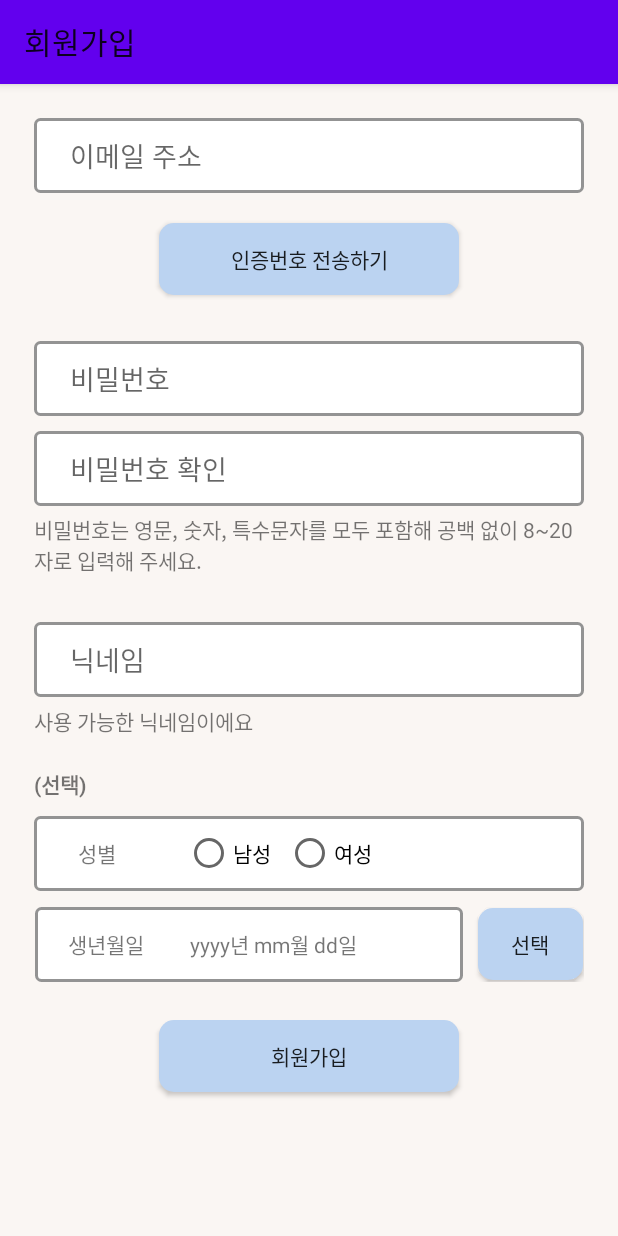
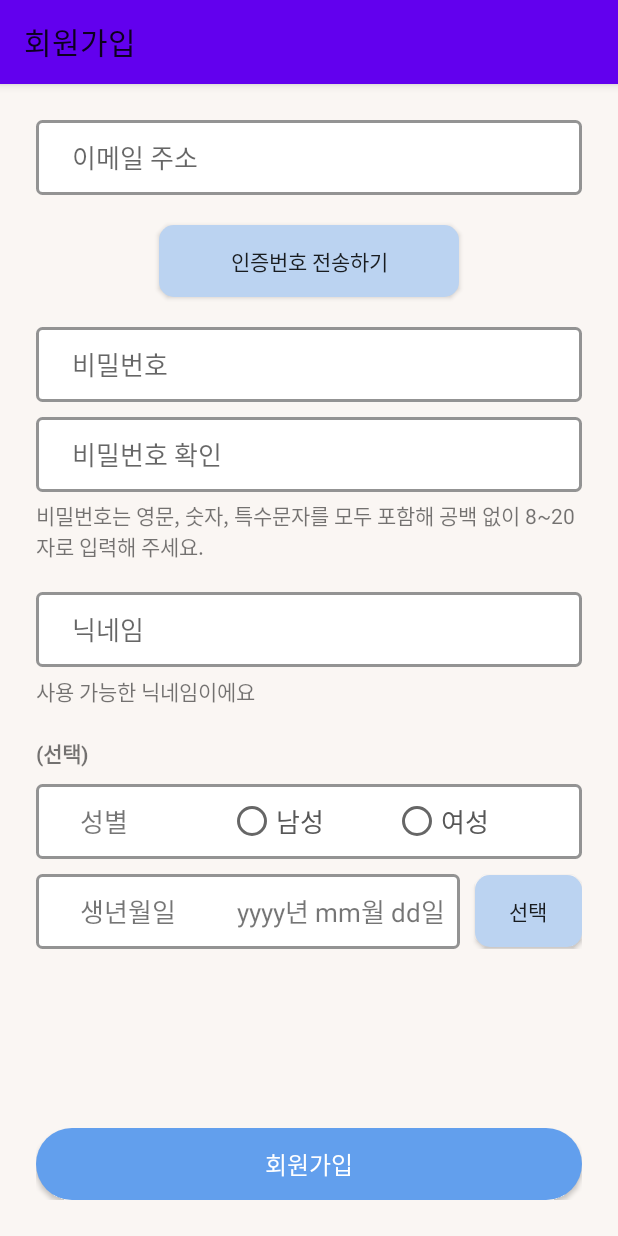
Before and after one commit to AI-Book-Organizer-Team/FE-AI-Book, an Android app: the MemberSignUpActivity screen opened directly, with no data from a screen before it, on a phone screen of 412 x 824 dp. Run offline under Robolectric (Android 15) with nearby library versions, the phone set to English and light mode, and no system bars; libraries missing offline, so code that uses them is left out: com.niwattep.materialslidedatepicker.

Commit message:
activity_signup.xml & activity_ai.xml
[signup]
글자 크기, 팬딩 조정
회원가입 버튼 고정으로 변경

[activity_ai]
- xml 초안 작성

```diff
--- a/app/src/main/res/layout/activity_signup.xml
+++ b/app/src/main/res/layout/activity_signup.xml
@@ -4,20 +4,22 @@
     xmlns:tools="http://schemas.android.com/tools"
     android:layout_width="match_parent"
     android:layout_height="match_parent"
-    android:padding="17dp"
+    android:padding="24dp"
     android:background="#FAF6F3"
+    android:orientation="vertical"
     tools:context=".MainActivity">
 
     <ScrollView
         android:layout_width="match_parent"
-        android:layout_height="match_parent"
+        android:layout_height="0dp"
+        android:layout_weight="1"
         android:fillViewport="true"
         android:scrollbars="none">
 
 <!--    전체화면    -->
         <LinearLayout
             android:layout_width="match_parent"
-            android:layout_height="match_parent"
+            android:layout_height="wrap_content"
             android:orientation="vertical">
 
             <!--  이메일  -->
@@ -25,8 +27,7 @@
                 android:layout_width="match_parent"
                 android:layout_height="wrap_content"
                 android:orientation="vertical"
-                android:gravity="center"
-                android:layout_margin="5dp">
+                android:gravity="center">
                 <EditText
                     android:layout_width="match_parent"
                     android:layout_height="50dp"
@@ -34,10 +35,11 @@
                     android:background="@drawable/input_box"
                     android:layout_marginBottom="20dp"
                     android:hint="이메일 주소"
+                    android:textSize="17sp"
                     android:paddingHorizontal="24dp"/>
                 <Button
                     android:layout_width="200dp"
-                    android:layout_height="wrap_content"
+                    android:layout_height="48dp"
                     android:text="인증번호 전송하기"
                     android:gravity="center"
                     android:background="@drawable/input_button"
@@ -82,8 +84,7 @@
                 android:layout_width="match_parent"
                 android:layout_height="wrap_content"
                 android:orientation="vertical"
-                android:gravity="center"
-                android:layout_margin="5dp">
+                android:gravity="center">
                 <EditText
                     android:layout_width="match_parent"
                     android:layout_height="50dp"
@@ -91,6 +92,7 @@
                     android:background="@drawable/input_box"
                     android:hint="비밀번호"
                     android:layout_marginBottom="10dp"
+                    android:textSize="17sp"
                     android:paddingHorizontal="24dp"/>
                 <EditText
                     android:layout_width="match_parent"
@@ -99,6 +101,7 @@
                     android:background="@drawable/input_box"
                     android:hint="비밀번호 확인"
                     android:layout_marginBottom="5dp"
+                    android:textSize="17sp"
                     android:paddingHorizontal="24dp"/>
                 <TextView
                     android:layout_width="match_parent"
@@ -112,8 +115,7 @@
                 android:layout_width="match_parent"
                 android:layout_height="wrap_content"
                 android:orientation="vertical"
-                android:gravity="center"
-                android:layout_margin="5dp">
+                android:gravity="center">
                 <EditText
                     android:layout_width="match_parent"
                     android:layout_height="50dp"
@@ -121,6 +123,7 @@
                     android:hint="닉네임"
                     android:background="@drawable/input_box"
                     android:layout_marginBottom="5dp"
+                    android:textSize="17sp"
                     android:paddingHorizontal="24dp"/>
 
                 <TextView
@@ -128,7 +131,7 @@
                     android:layout_height="wrap_content"
                     android:id="@+id/nicknameT"
                     android:text="사용 가능한 닉네임이에요"
-                    android:layout_marginBottom="10dp"
+                    android:layout_marginBottom="20dp"
                     android:visibility="visible"/>
                 <TextView
                     android:layout_width="match_parent"
@@ -145,8 +148,7 @@
                 android:layout_height="wrap_content"
                 android:text="(선택)"
                 android:textStyle="bold"
-                android:layout_marginBottom="10dp"
-                android:layout_margin="5dp"/>
+                android:layout_marginBottom="10dp"/>
 
             <!--  성별  -->
             <LinearLayout
@@ -154,29 +156,38 @@
                 android:layout_height="50dp"
                 android:orientation="horizontal"
                 android:gravity="center"
-                android:layout_margin="5dp"
-                android:background="@drawable/input_box">
+                android:background="@drawable/input_box"
+                android:layout_marginBottom="10dp">
                 <TextView
-                    android:layout_width="90dp"
+                    android:layout_width="0dp"
                     android:layout_height="wrap_content"
+                    android:layout_weight="1"
                     android:text="성별"
                     android:layout_margin="5dp"
+                    android:textSize="17sp"
                     android:paddingHorizontal="24dp"/>
                 <RadioGroup
-                    android:layout_width="match_parent"
+                    android:layout_width="0dp"
                     android:layout_height="wrap_content"
+                    android:layout_weight="2"
                     android:id="@+id/gender"
                     android:orientation="horizontal">
                     <RadioButton
-                        android:layout_width="wrap_content"
+                        android:layout_width="0dp"
                         android:layout_height="wrap_content"
+                        android:layout_weight="0.8"
                         android:text="남성"
                         android:id="@+id/man"
+                        android:textSize="17sp"
+                        android:textColor="#575757"
                         android:layout_marginRight="10dp"/>
                     <RadioButton
-                        android:layout_width="match_parent"
+                        android:layout_width="0dp"
                         android:layout_height="wrap_content"
+                        android:layout_weight="1"
                         android:text="여성"
+                        android:textSize="17sp"
+                        android:textColor="#575757"
                         android:id="@+id/woman"/>
                 </RadioGroup>
             </LinearLayout>
@@ -186,43 +197,53 @@
                 android:layout_width="match_parent"
                 android:layout_height="wrap_content"
                 android:orientation="horizontal"
-                android:gravity="center"
-                android:layout_margin="5dp">
+                android:gravity="center">
                 <LinearLayout
-                    android:layout_width="285dp"
+                    android:layout_width="0dp"
                     android:layout_height="50dp"
+                    android:layout_weight="4"
                     android:gravity="center"
                     android:background="@drawable/input_box">
                     <TextView
-                        android:layout_width="100dp"
+                        android:layout_width="0dp"
                         android:layout_height="wrap_content"
+                        android:layout_weight="1"
                         android:text="생년월일"
                         android:layout_margin="5dp"
+                        android:textSize="17sp"
                         android:paddingHorizontal="24dp"/>
                     <TextView
-                        android:layout_width="190dp"
+                        android:layout_width="0dp"
                         android:layout_height="wrap_content"
+                        android:layout_weight="1.2"
                         android:id="@+id/date_view"
-                        android:text="yyyy년 mm월 dd일"/>
+                        android:text="yyyy년 mm월 dd일"
+                        android:textSize="17sp"/>
                 </LinearLayout>
                 <Button
-                    android:layout_width="70dp"
-                    android:layout_height="wrap_content"
+                    android:layout_width="0dp"
+                    android:layout_height="48dp"
+                    android:layout_weight="1"
                     android:text="선택"
                     android:layout_gravity="center"
                     android:layout_marginLeft="10dp"
                     android:background="@drawable/input_button"
                     android:id="@+id/setdate_btn"/>
             </LinearLayout>
-
-            <Button
-                android:layout_width="200dp"
-                android:layout_height="wrap_content"
-                android:text="회원가입"
-                android:layout_gravity="center"
-                android:background="@drawable/input_button"
-                android:id="@+id/signup_btn"
-                android:layout_marginTop="20dp"/>
         </LinearLayout>
     </ScrollView>
+    <LinearLayout
+        android:layout_width="match_parent"
+        android:layout_height="wrap_content">
+        <Button
+
+            android:layout_width="match_parent"
+            android:layout_height="48dp"
+            android:text="회원가입"
+            android:layout_gravity="center"
+            android:textColor="#FFFFFF"
+            android:textSize="16sp"
+            android:background="@drawable/rounded_button"
+            android:id="@+id/signup_btn"/>
+    </LinearLayout>
 </LinearLayout>
```
Also changed, not shown: app/src/main/res/drawable/ai_curation_box.xml (added, +7 -0 lines), app/src/main/res/layout/activity_ai.xml (added, +222 -0 lines).
